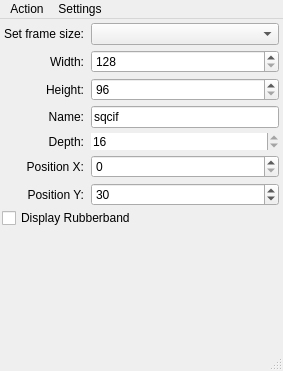
Old version of the form src/qx11grabmain.ui in the repository HJCMS/qx11grab.
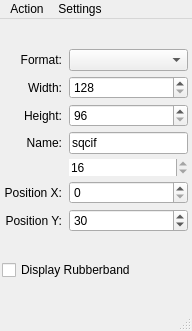
New version of the form. Icons and pictures are not drawn. Custom widgets are drawn as their Qt base class.

What changed in the file:
```diff
--- a/src/qx11grabmain.ui
+++ b/src/qx11grabmain.ui
@@ -6,8 +6,8 @@
    <rect>
     <x>0</x>
     <y>0</y>
-    <width>283</width>
-    <height>371</height>
+    <width>192</width>
+    <height>331</height>
    </rect>
   </property>
   <property name="windowTitle" >
@@ -30,7 +30,7 @@
       <item row="0" column="0" >
        <widget class="QLabel" name="label" >
         <property name="text" >
-         <string>Set frame size:</string>
+         <string>Format:</string>
         </property>
         <property name="alignment" >
          <set>Qt::AlignRight|Qt::AlignTrailing|Qt::AlignVCenter</set>
@@ -109,19 +109,6 @@
         </property>
        </widget>
       </item>
-      <item row="4" column="0" >
-       <widget class="QLabel" name="label_5" >
-        <property name="text" >
-         <string>Depth:</string>
-        </property>
-        <property name="alignment" >
-         <set>Qt::AlignRight|Qt::AlignTrailing|Qt::AlignVCenter</set>
-        </property>
-        <property name="indent" >
-         <number>2</number>
-        </property>
-       </widget>
-      </item>
       <item row="4" column="1" >
        <widget class="QSpinBox" name="setDepthBox" >
         <property name="contextMenuPolicy" >
@@ -205,26 +192,6 @@
       </property>
      </widget>
     </item>
-    <item>
-     <widget class="QDialogButtonBox" name="buttonBox" >
-      <property name="standardButtons" >
-       <set>QDialogButtonBox::NoButton</set>
-      </property>
-     </widget>
-    </item>
-    <item>
-     <spacer name="verticalSpacer" >
-      <property name="orientation" >
-       <enum>Qt::Vertical</enum>
-      </property>
-      <property name="sizeHint" stdset="0" >
-       <size>
-        <width>20</width>
-        <height>17</height>
-       </size>
-      </property>
-     </spacer>
-    </item>
    </layout>
   </widget>
   <widget class="QMenuBar" name="menubar" >
@@ -232,7 +199,7 @@
     <rect>
      <x>0</x>
      <y>0</y>
-     <width>283</width>
+     <width>192</width>
      <height>33</height>
     </rect>
    </property>
```
Left out of the diff: 19 changed lines with no effect on the pictures.
